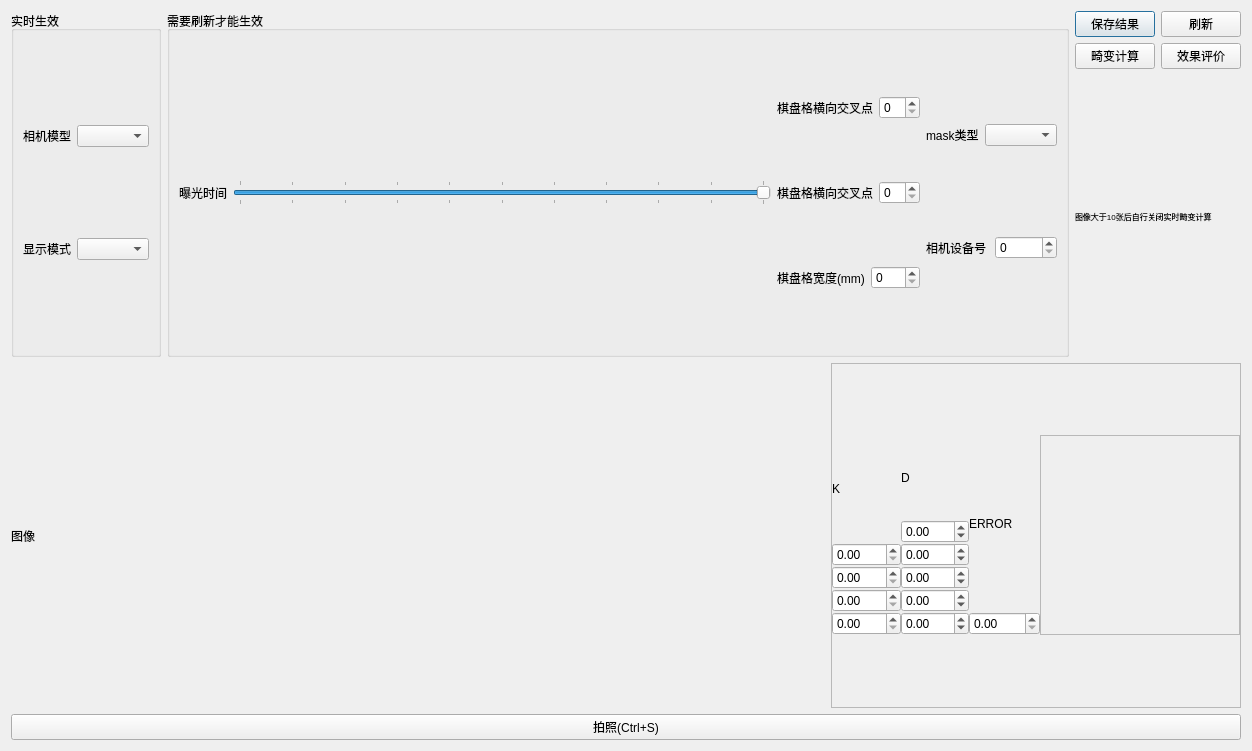
First picture: the form in ui/camera.ui, repository wqhot/ZNTKGUI, before the edit.
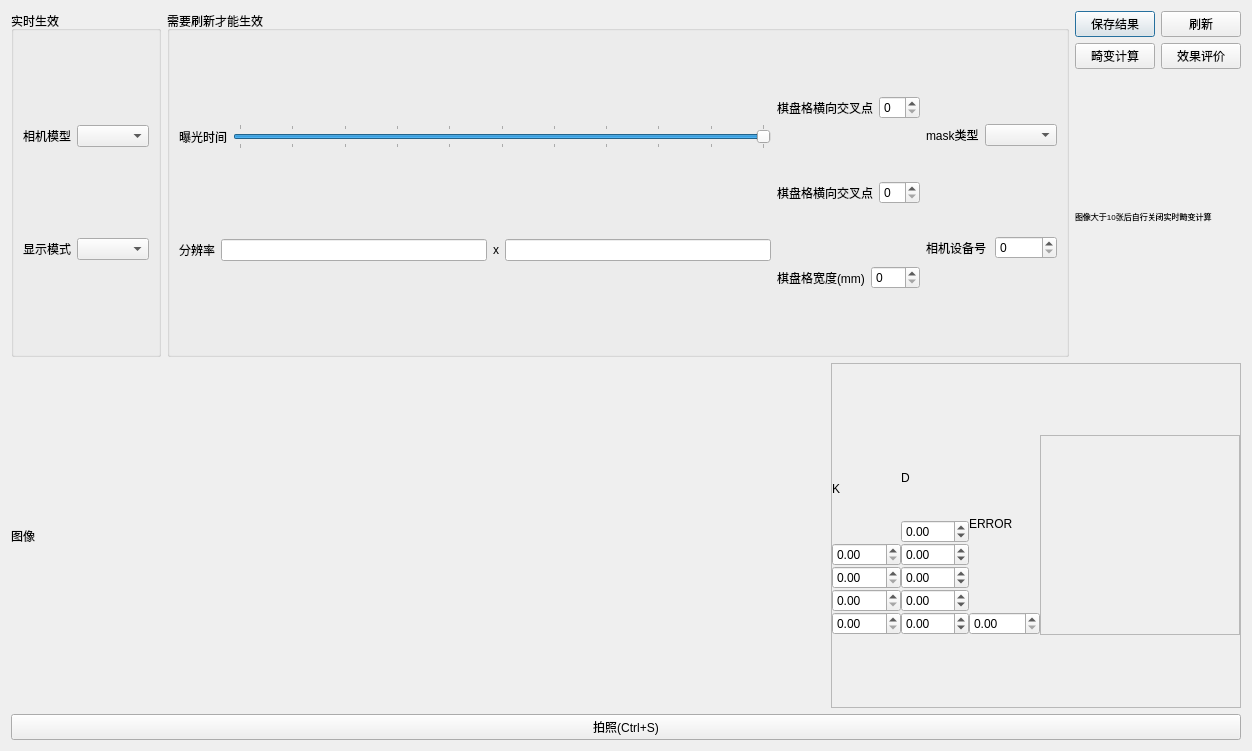
Second picture: the form after the edit. Icons and pictures are not drawn.

```diff
--- a/ui/camera.ui
+++ b/ui/camera.ui
@@ -72,6 +72,10 @@
        </property>
        <layout class="QHBoxLayout" name="horizontalLayout_8">
         <item>
+         <layout class="QVBoxLayout" name="verticalLayout_10">
+          <item>
+           <layout class="QHBoxLayout" name="horizontalLayout_16">
+            <item>
          <widget class="QLabel" name="label_3">
           <property name="text">
            <string>曝光时间</string>
@@ -96,6 +100,40 @@
            <number>1</number>
           </property>
          </widget>
+            </item>
+           </layout>
+          </item>
+          <item>
+           <layout class="QHBoxLayout" name="horizontalLayout_17">
+            <item>
+             <widget class="QLabel" name="label_14">
+              <property name="sizePolicy">
+               <sizepolicy hsizetype="Minimum" vsizetype="Preferred">
+                <horstretch>0</horstretch>
+                <verstretch>0</verstretch>
+               </sizepolicy>
+              </property>
+              <property name="text">
+               <string>分辨率</string>
+              </property>
+             </widget>
+            </item>
+            <item>
+             <widget class="QLineEdit" name="lineEditWidth"/>
+            </item>
+            <item>
+             <widget class="QLabel" name="label_15">
+              <property name="text">
+               <string>x</string>
+              </property>
+             </widget>
+            </item>
+            <item>
+             <widget class="QLineEdit" name="lineEditHeight"/>
+            </item>
+           </layout>
+          </item>
+         </layout>
         </item>
         <item>
          <layout class="QVBoxLayout" name="verticalLayout_4">
```
Lines whose indentation alone changed are shown as unchanged.
